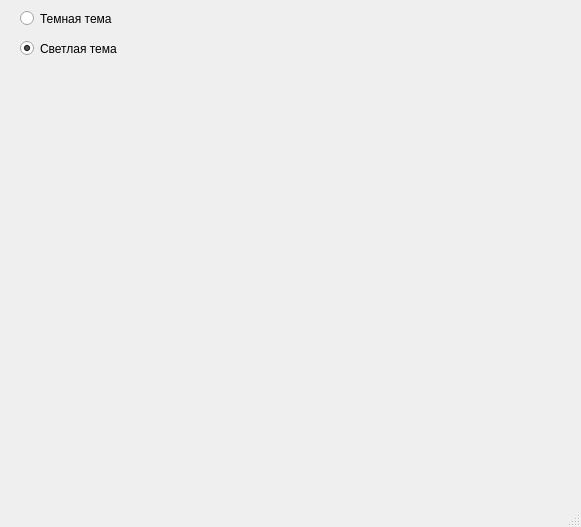
First picture: the form in window_for_map.ui, repository AnzhelicaS/WEB, before the edit.
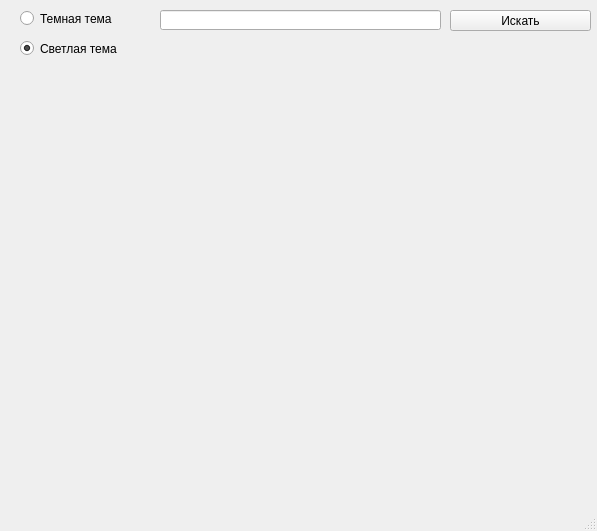
Second picture: the form after the edit.

Commit message: Часть №5

```diff
--- a/window_for_map.ui
+++ b/window_for_map.ui
@@ -6,8 +6,8 @@
    <rect>
     <x>0</x>
     <y>0</y>
-    <width>581</width>
-    <height>527</height>
+    <width>597</width>
+    <height>531</height>
    </rect>
   </property>
   <property name="windowTitle">
@@ -59,6 +59,32 @@
      <bool>false</bool>
     </property>
    </widget>
+   <widget class="QLineEdit" name="lineEdit">
+    <property name="geometry">
+     <rect>
+      <x>160</x>
+      <y>10</y>
+      <width>281</width>
+      <height>20</height>
+     </rect>
+    </property>
+    <property name="placeholderText">
+     <string/>
+    </property>
+   </widget>
+   <widget class="QPushButton" name="search_button">
+    <property name="geometry">
+     <rect>
+      <x>450</x>
+      <y>10</y>
+      <width>141</width>
+      <height>21</height>
+     </rect>
+    </property>
+    <property name="text">
+     <string>Искать</string>
+    </property>
+   </widget>
   </widget>
   <widget class="QMenuBar" name="menubar">
    <property name="geometry">
```
Left out of the diff: 4 changed lines with no effect on the pictures. The commit also changes 2 other files.
